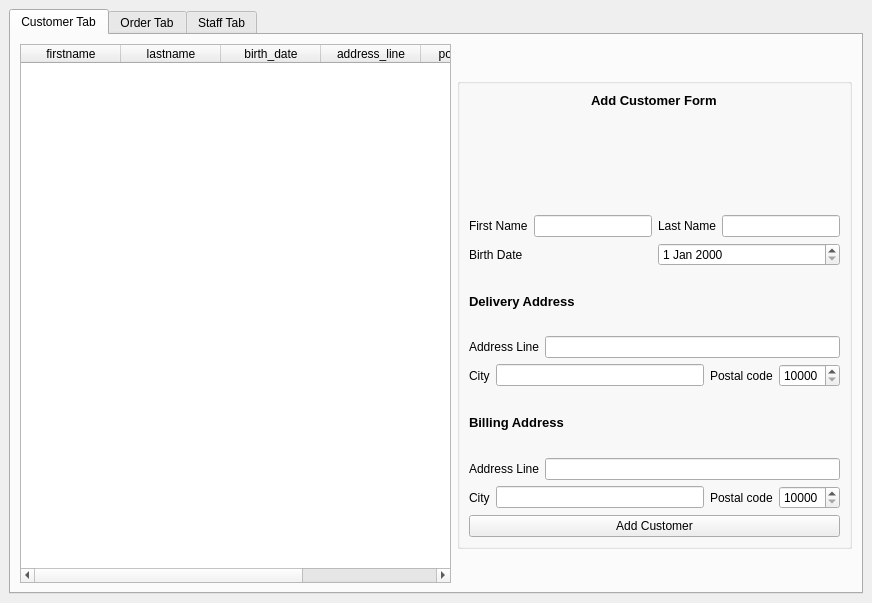
nivcoo/CESI-POO, file window/main/mainwindow.ui: the form before one commit.
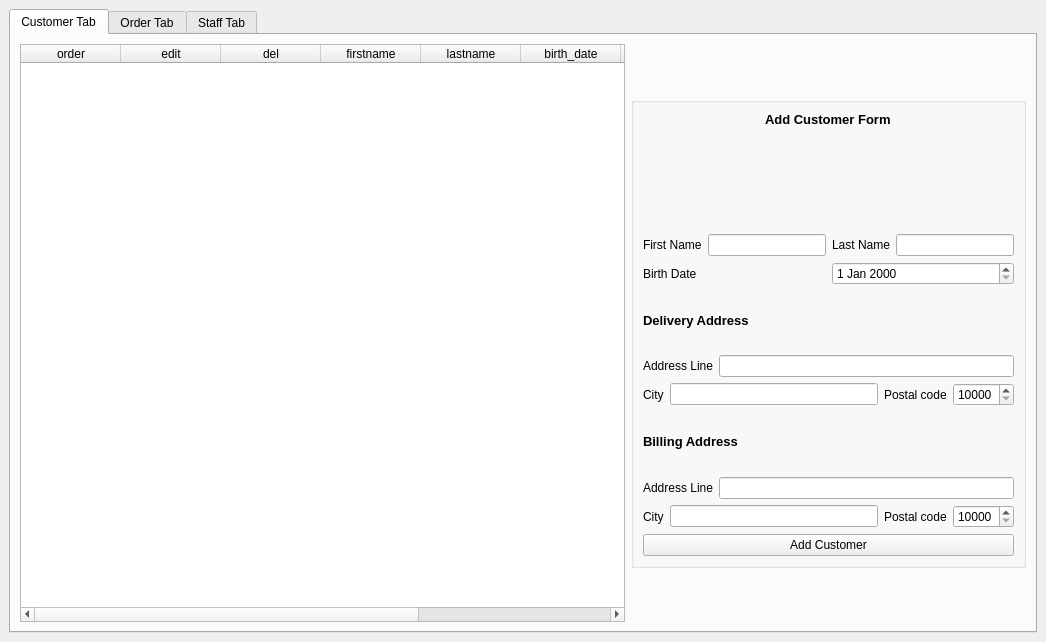
The form after the commit.

Commit message: feat. add archive button

The edit to the form file:
```diff
--- a/window/main/mainwindow.ui
+++ b/window/main/mainwindow.ui
@@ -6,8 +6,8 @@
    <rect>
     <x>0</x>
     <y>0</y>
-    <width>872</width>
-    <height>603</height>
+    <width>1046</width>
+    <height>642</height>
    </rect>
   </property>
   <property name="minimumSize">
@@ -54,8 +54,8 @@
        <widget class="QTabWidget" name="tabWidget">
         <property name="minimumSize">
          <size>
-          <width>0</width>
-          <height>0</height>
+          <width>1026</width>
+          <height>622</height>
          </size>
         </property>
         <property name="toolTip">
@@ -94,6 +94,21 @@
               <attribute name="verticalHeaderShowSortIndicator" stdset="0">
                <bool>false</bool>
               </attribute>
+              <column>
+               <property name="text">
+                <string>order</string>
+               </property>
+              </column>
+              <column>
+               <property name="text">
+                <string>edit</string>
+               </property>
+              </column>
+              <column>
+               <property name="text">
+                <string>del</string>
+               </property>
+              </column>
               <column>
                <property name="text">
                 <string>firstname</string>
```
The commit also changes 3 other files.
